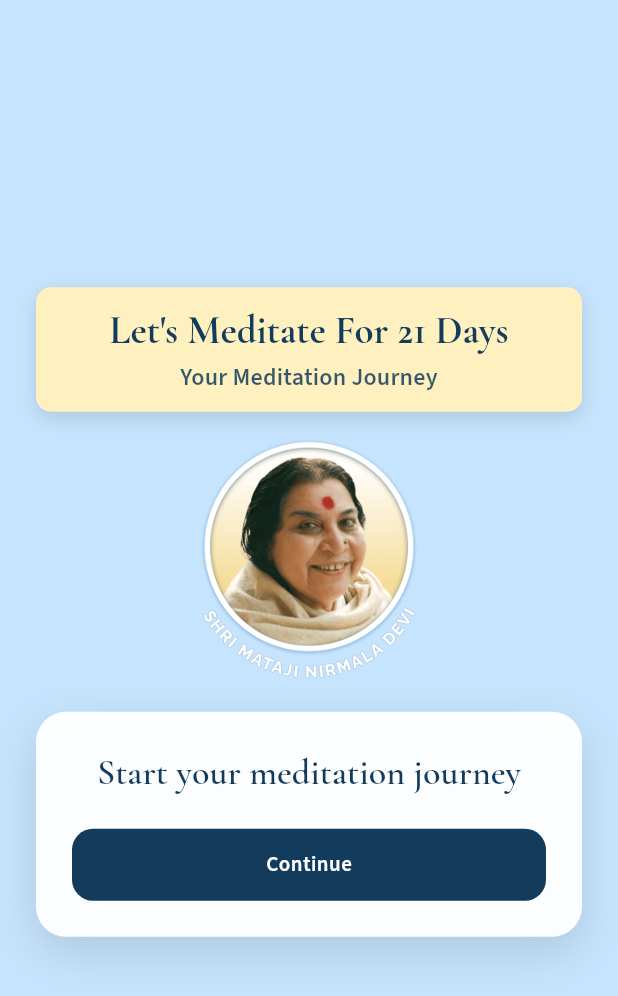
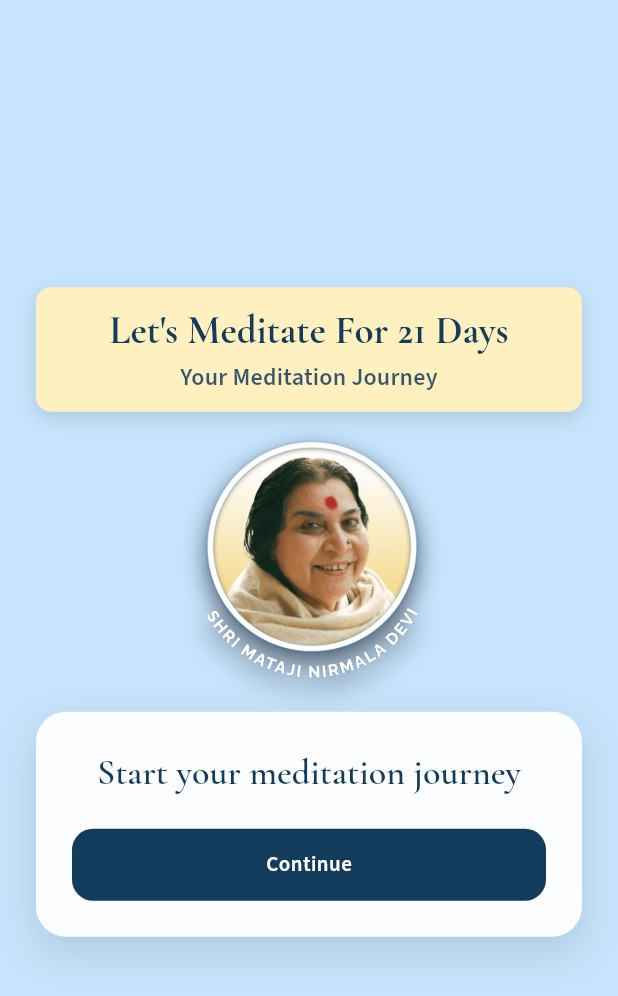
Before and after one commit to pawanseema/21days-mobile, a Flutter app: the WelcomeScreen screen opened directly, on a phone screen of 412 x 824 dp. Shown: the top 996 px of the screen. Run offline on Flutter 3.47's test engine with Material 3 defaults, Android fonts, the phone set to English and light mode, and no system bars; our stand-ins replace firebase_auth, firebase_core, flutter_local_notifications, flutter_timezone, google_fonts, google_sign_in and 4 more; missing offline and left inert: dart:html, dart:ui_web; accounts and stored records are empty; network calls fail.

Commit message:
Add tunable soft depth to the Shri Mataji portrait.
Lift the header cameo with a silhouette shadow; default strong so it reads clearly on the chrome bar.

Co-authored-by: Cursor <cursoragent@cursor.com>

```diff
--- a/lib/views/auth/login_screen.dart
+++ b/lib/views/auth/login_screen.dart
@@ -131,12 +131,8 @@ class _LoginScreenState extends State<LoginScreen> {
                     ),
                   ),
                   const SizedBox(height: 18),
-                  Center(
-                    child: Image.asset(
-                      ChromePortrait.assetPath,
-                      height: 160,
-                      fit: BoxFit.contain,
-                    ),
+                  const Center(
+                    child: ChromePortrait(height: 160),
                   ),
                   const SizedBox(height: 22),
                   Container(
--- a/lib/views/auth/welcome_screen.dart
+++ b/lib/views/auth/welcome_screen.dart
@@ -71,12 +71,8 @@ class WelcomeScreen extends StatelessWidget {
                     ),
                   ),
                   const SizedBox(height: 18),
-                  Center(
-                    child: Image.asset(
-                      ChromePortrait.assetPath,
-                      height: 160,
-                      fit: BoxFit.contain,
-                    ),
+                  const Center(
+                    child: ChromePortrait(height: 160),
                   ),
                   const SizedBox(height: 22),
                   Container(
--- a/lib/widgets/chrome_portrait.dart
+++ b/lib/widgets/chrome_portrait.dart
@@ -1,23 +1,114 @@
+import 'dart:ui';
+
 import 'package:flutter/material.dart';
+
+/// Soft lift under the Shri Mataji portrait (photo + baked-in name).
+///
+/// Tune with [ChromePortrait.depth] — `0` flat, `1` medium (default), `2` strong.
+enum PortraitDepth {
+  flat(0),
+  medium(1),
+  strong(2);
+
+  const PortraitDepth(this.level);
+  final int level;
+
+  static PortraitDepth fromLevel(int level) {
+    return switch (level.clamp(0, 2)) {
+      0 => PortraitDepth.flat,
+      2 => PortraitDepth.strong,
+      _ => PortraitDepth.medium,
+    };
+  }
+
+  double get blurSigma => switch (this) {
+        PortraitDepth.flat => 0,
+        PortraitDepth.medium => 3.2,
+        PortraitDepth.strong => 8.25,
+      };
+
+  double get offsetY => switch (this) {
+        PortraitDepth.flat => 0,
+        PortraitDepth.medium => 2.5,
+        PortraitDepth.strong => 6.75,
+      };
+
+  double get shadowOpacity => switch (this) {
+        PortraitDepth.flat => 0,
+        PortraitDepth.medium => 0.28,
+        PortraitDepth.strong => 0.6,
+      };
+}
 
 /// Shri Mataji portrait for the yellow chrome bar (leading).
 class ChromePortrait extends StatelessWidget {
-  const ChromePortrait({super.key, this.height = 44});
+  const ChromePortrait({
+    super.key,
+    this.height = 44,
+    this.depth = depthDefault,
+  });
 
   final double height;
+
+  /// Soft-depth amount. Change [depthDefault] (or pass here) to compare looks.
+  final PortraitDepth depth;
+
+  /// Single knob for the whole app header: `flat` / `medium` / `strong`.
+  static const PortraitDepth depthDefault = PortraitDepth.strong;
 
   static const assetPath =
       'assets/images/shri_mataji_round_blue_shadow_white_name.png';
 
   @override
   Widget build(BuildContext context) {
+    final image = Image.asset(
+      assetPath,
+      height: height,
+      fit: BoxFit.contain,
+      filterQuality: FilterQuality.medium,
+    );
+
+    if (depth == PortraitDepth.flat) {
+      return Padding(
+        padding: const EdgeInsets.only(left: 4),
+        child: image,
+      );
+    }
+
     return Padding(
       padding: const EdgeInsets.only(left: 4),
-      child: Image.asset(
-        assetPath,
-        height: height,
-        fit: BoxFit.contain,
-        filterQuality: FilterQuality.medium,
+      child: Stack(
+        alignment: Alignment.center,
+        clipBehavior: Clip.none,
+        children: [
+          // Alpha-following soft shadow (same silhouette as the PNG).
+          Transform.translate(
+            offset: Offset(0, depth.offsetY),
+            child: ImageFiltered(
+              imageFilter: ImageFilter.blur(
+                sigmaX: depth.blurSigma,
+                sigmaY: depth.blurSigma,
+                tileMode: TileMode.decal,
+              ),
+              child: Opacity(
+                opacity: depth.shadowOpacity,
+                child: ColorFiltered(
+                  colorFilter: const ColorFilter.mode(
+                    Colors.black,
+                    BlendMode.srcIn,
+                  ),
+                  child: Image.asset(
+                    assetPath,
+                    height: height,
+                    fit: BoxFit.contain,
+                    filterQuality: FilterQuality.medium,
+                  ),
+                ),
+              ),
+            ),
+          ),
+          image,
+        ],
       ),
     );
   }
```
